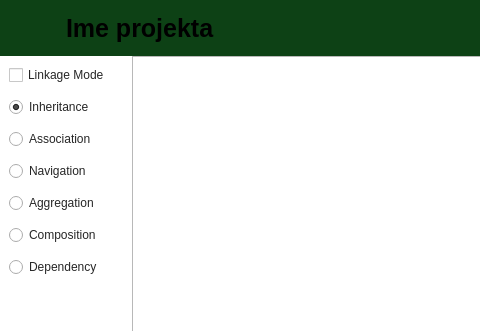
Old version of the form src/ui/Board.ui in the repository Trifsoft/diagrampp; both pictures show x 0 to 480 and y 0 to 331 of the 1280 by 720 pixel window.
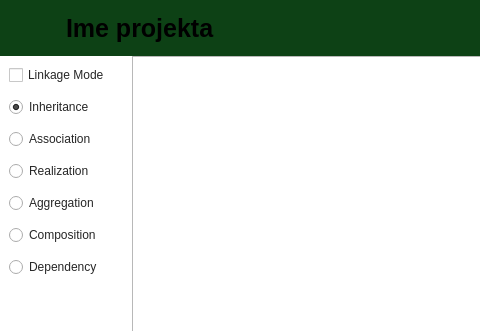
New version of the form. Icons and pictures are not drawn.

```diff
--- a/src/ui/Board.ui
+++ b/src/ui/Board.ui
@@ -326,7 +326,7 @@
         <item>
          <widget class="QRadioButton" name="Navigation">
           <property name="text">
-           <string>Navigation</string>
+           <string>Realization</string>
           </property>
          </widget>
         </item>
```
Left out of the diff: 2 changed lines with no effect on the pictures.
